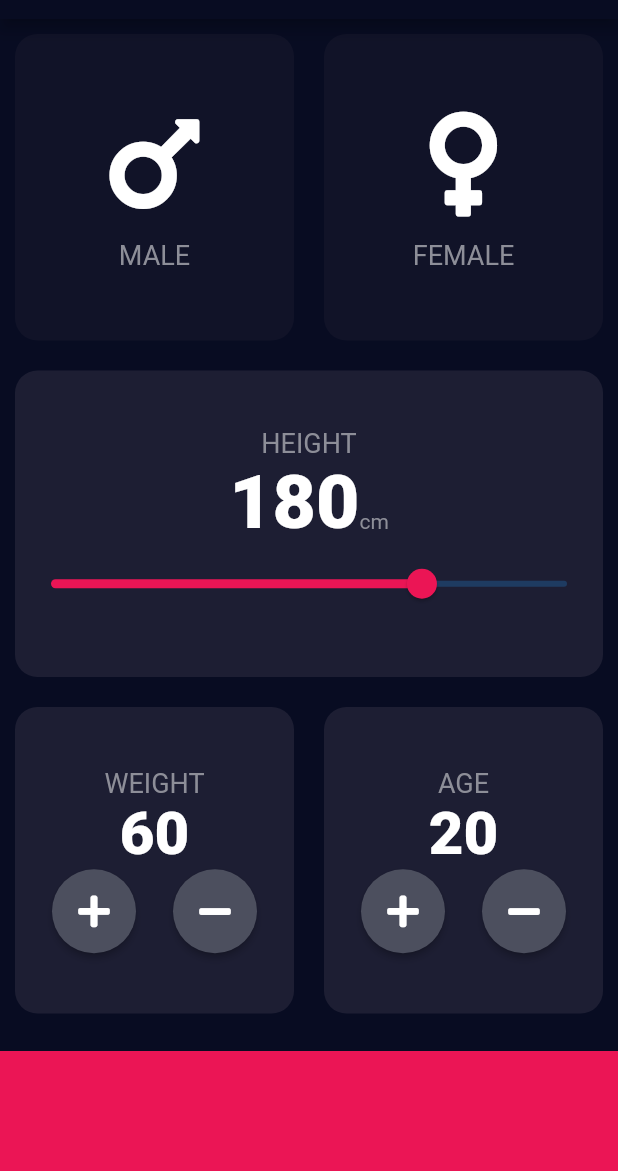
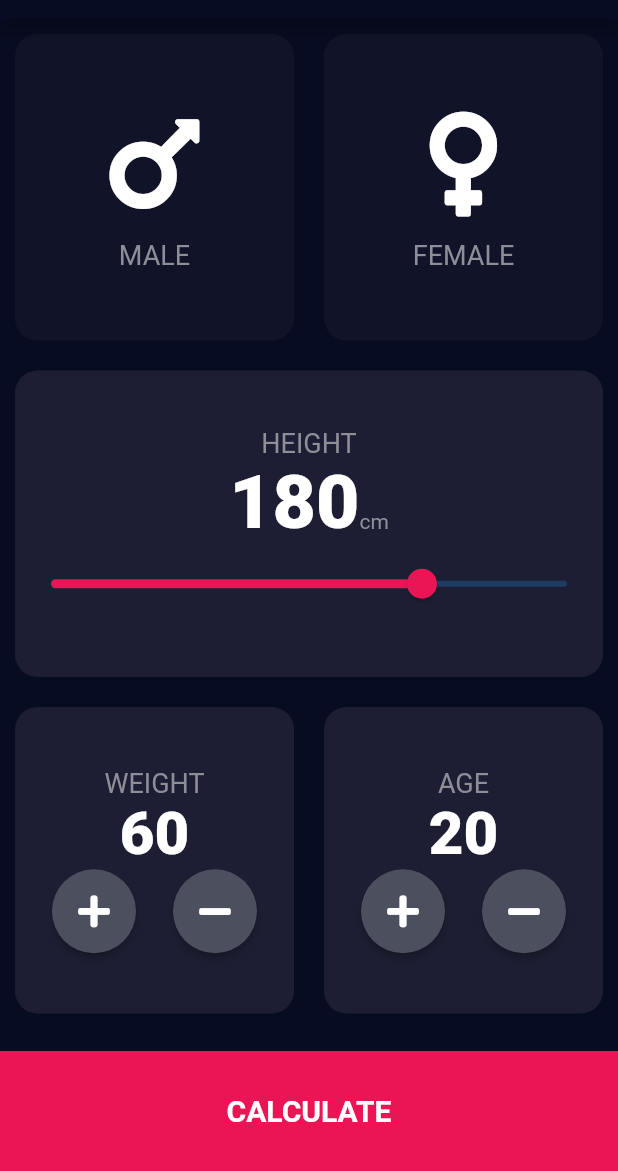
Before and after one commit to Siddharth-rajput2201/BMI-Calculaor-App, a Flutter app: the screen it shows after launch, on a phone screen of 412 x 824 dp, the part 65-1236 px from its top. Run offline on Flutter 3.47's test engine with Material 2 defaults, Android fonts, the light colour scheme and no system bars; our stand-ins replace font_awesome_flutter.

Commit message:
added navigation

```diff
--- a/lib/BMICalculatorpage.dart
+++ b/lib/BMICalculatorpage.dart
@@ -1,3 +1,4 @@
+import 'package:bmicalculatorapp/BMI_Result_Page.dart';
 import 'package:flutter/material.dart';
 import 'package:flutter/painting.dart';
 import 'package:flutter/rendering.dart';
@@ -206,11 +207,24 @@ class _BMICalculatorpageState extends State<BMICalculatorpage> {
                 ],
               ),
             ),
-            Container(
-              color: kbottomcontainercolor,
-              height: kbottomcontainerheight,
-              width: double.infinity,
-              margin: EdgeInsets.only(top: 15),
+            GestureDetector(
+              onTap: (){
+                Navigator.push(context, MaterialPageRoute(builder: (context)=>bmiresultpage()));
+              },
+              child: Container(
+                color: kbottomcontainercolor,
+                height: kbottomcontainerheight,
+                width: double.infinity,
+                margin: EdgeInsets.only(top: 15),
+                child: Center(
+                    child: Text("CALCULATE",style: TextStyle(
+                        color: Color(0xFFFFFFFF),
+                        fontSize: 20,
+                      fontWeight: FontWeight.w700
+                    ),
+                    ),
+                ),
+              ),
             )
           ],
         ));
```
Also changed, not shown: lib/BMI_Result_Page.dart (added, +13 -0 lines).
